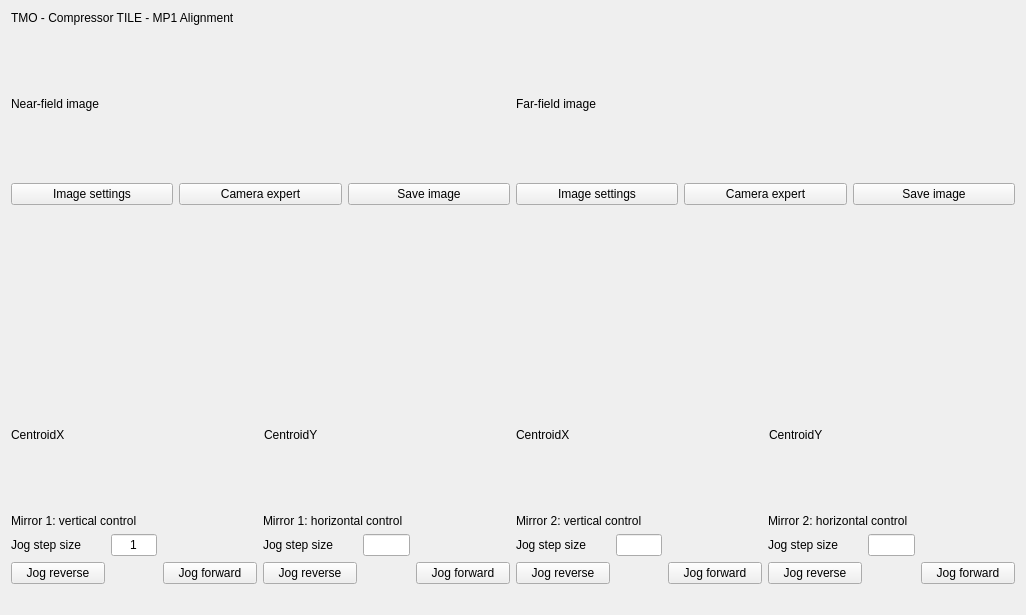
Qt form mods_ui/untitled.ui (ebramyoussef/mods-ui) before a commit.
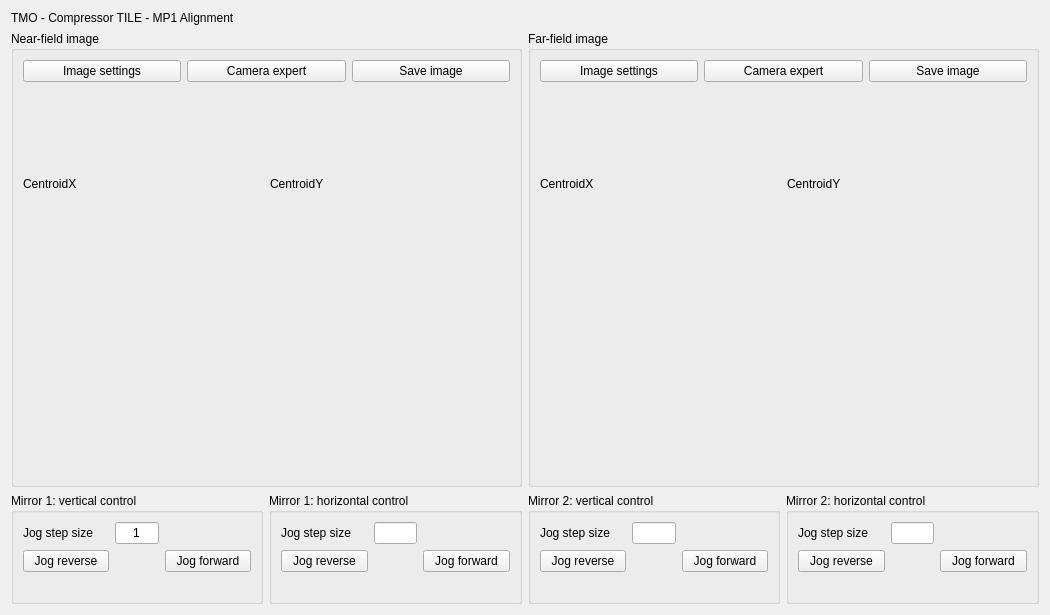
The same form after that commit. Custom widgets are drawn as their Qt base class.

```diff
--- a/mods_ui/untitled.ui
+++ b/mods_ui/untitled.ui
@@ -6,7 +6,7 @@
    <rect>
     <x>0</x>
     <y>0</y>
-    <width>1026</width>
+    <width>1050</width>
     <height>615</height>
    </rect>
   </property>
@@ -28,21 +28,13 @@
     <layout class="QGridLayout" name="gridLayout" rowstretch="1,0">
      <item row="1" column="0">
       <layout class="QGridLayout" name="gridLayout_4">
-       <item row="0" column="1">
-        <widget class="QLabel" name="label_13">
-         <property name="text">
-          <string>Mirror 1: horizontal control</string>
-         </property>
-        </widget>
-       </item>
        <item row="0" column="0">
-        <widget class="QLabel" name="label_12">
-         <property name="text">
+        <widget class="QGroupBox" name="M1VGroupBox">
+         <property name="title">
           <string>Mirror 1: vertical control</string>
          </property>
-        </widget>
-       </item>
-       <item row="1" column="0">
+         <layout class="QVBoxLayout" name="verticalLayout_4">
+          <item>
         <layout class="QGridLayout" name="gridLayout_6" rowstretch="1,0,0" columnstretch="2,1,2">
          <item row="1" column="0">
           <widget class="PyDMPushButton" name="M1VRevPushButton">
@@ -346,7 +338,16 @@
          </item>
         </layout>
        </item>
-       <item row="1" column="1">
+         </layout>
+        </widget>
+       </item>
+       <item row="0" column="1">
+        <widget class="QGroupBox" name="M1HGroupBox">
+         <property name="title">
+          <string>Mirror 1: horizontal control</string>
+         </property>
+         <layout class="QVBoxLayout" name="verticalLayout_5">
+          <item>
         <layout class="QGridLayout" name="gridLayout_7" rowstretch="1,1,0" columnstretch="2,1,2">
          <item row="1" column="0">
           <widget class="PyDMPushButton" name="M1HRevPushButton">
@@ -648,10 +649,19 @@
         </layout>
        </item>
       </layout>
+        </widget>
+       </item>
+      </layout>
      </item>
      <item row="1" column="1">
-      <layout class="QGridLayout" name="gridLayout_5" rowstretch="0,0" columnstretch="0,0">
-       <item row="1" column="0">
+      <layout class="QGridLayout" name="gridLayout_5" rowstretch="0" columnstretch="0,0">
+       <item row="0" column="0">
+        <widget class="QGroupBox" name="M2VGroupBox">
+         <property name="title">
+          <string>Mirror 2: vertical control</string>
+         </property>
+         <layout class="QVBoxLayout" name="verticalLayout_6">
+          <item>
         <layout class="QGridLayout" name="gridLayout_8" rowstretch="1,1,0" columnstretch="2,1,2">
          <item row="0" column="1">
           <widget class="PyDMLineEdit" name="M2VStepLinEdit">
@@ -952,21 +962,16 @@
          </item>
         </layout>
        </item>
+         </layout>
+        </widget>
+       </item>
        <item row="0" column="1">
-        <widget class="QLabel" name="label_15">
-         <property name="text">
+        <widget class="QGroupBox" name="M2HGroupBox">
+         <property name="title">
           <string>Mirror 2: horizontal control</string>
          </property>
-        </widget>
-       </item>
-       <item row="0" column="0">
-        <widget class="QLabel" name="label_14">
-         <property name="text">
-          <string>Mirror 2: vertical control</string>
-         </property>
-        </widget>
-       </item>
-       <item row="1" column="1">
+         <layout class="QVBoxLayout" name="verticalLayout_7">
+          <item>
         <layout class="QGridLayout" name="gridLayout_9" rowstretch="1,0,0" columnstretch="2,1,2">
          <item row="0" column="1">
           <widget class="PyDMLineEdit" name="M2HStepLineEdit">
@@ -1268,16 +1273,18 @@
         </layout>
        </item>
       </layout>
+        </widget>
+       </item>
+      </layout>
      </item>
      <item row="0" column="0">
-      <layout class="QVBoxLayout" name="verticalLayout_2" stretch="0,0,0,0">
+      <layout class="QVBoxLayout" name="verticalLayout_2" stretch="0">
        <item>
-        <widget class="QLabel" name="label_2">
-         <property name="text">
+        <widget class="QGroupBox" name="NFImageGroupBox">
+         <property name="title">
           <string>Near-field image</string>
          </property>
-        </widget>
-       </item>
+         <layout class="QVBoxLayout" name="verticalLayout_8">
        <item>
         <layout class="QHBoxLayout" name="horizontalLayout_7">
          <item>
@@ -1311,37 +1318,6 @@
          </item>
         </layout>
        </item>
-       <item>
-        <widget class="PyDMImageView" name="NFImageView">
-         <property name="toolTip">
-          <string/>
-         </property>
-         <property name="colorMapMax" stdset="0">
-          <double>255.000000000000000</double>
-         </property>
-         <property name="colorMap" stdset="0">
-          <enum>PyDMImageView::Jet</enum>
-         </property>
-         <property name="autoDownsample" stdset="0">
-          <bool>true</bool>
-         </property>
-         <property name="normalizeData" stdset="0">
-          <bool>false</bool>
-         </property>
-         <property name="readingOrder" stdset="0">
-          <enum>PyDMImageView::Clike</enum>
-         </property>
-         <property name="imageChannel" stdset="0">
-          <string/>
-         </property>
-         <property name="widthChannel" stdset="0">
-          <string/>
-         </property>
-         <property name="maxRedrawRate" stdset="0">
-          <number>30</number>
-         </property>
-        </widget>
-       </item>
        <item>
         <layout class="QHBoxLayout" name="horizontalLayout_4">
          <item>
@@ -1394,22 +1370,13 @@
            <property name="toolTip">
             <string/>
            </property>
-           <property name="precision" stdset="0">
-            <number>1</number>
-           </property>
-           <property name="showUnits" stdset="0">
-            <bool>false</bool>
-           </property>
-           <property name="precisionFromPV" stdset="0">
-            <bool>true</bool>
-           </property>
-           <property name="alarmSensitiveContent" stdset="0">
-            <bool>false</bool>
-           </property>
-           <property name="alarmSensitiveBorder" stdset="0">
-            <bool>true</bool>
-           </property>
-           <property name="PyDMToolTip" stdset="0">
+             </widget>
+            </item>
+           </layout>
+          </item>
+          <item>
+           <widget class="PyDMImageView" name="NFImageView">
+            <property name="toolTip">
             <string/>
            </property>
            <property name="channel" stdset="0">
@@ -1421,18 +1388,18 @@
           </widget>
          </item>
         </layout>
+        </widget>
        </item>
       </layout>
      </item>
      <item row="0" column="1">
-      <layout class="QVBoxLayout" name="verticalLayout_3" stretch="0,0,0,0">
+      <layout class="QVBoxLayout" name="verticalLayout_3" stretch="0">
        <item>
-        <widget class="QLabel" name="label_3">
-         <property name="text">
+        <widget class="QGroupBox" name="FFImageGroupBox">
+         <property name="title">
           <string>Far-field image</string>
          </property>
-        </widget>
-       </item>
+         <layout class="QVBoxLayout" name="verticalLayout_9">
        <item>
         <layout class="QHBoxLayout" name="horizontalLayout_8">
          <item>
@@ -1466,34 +1433,6 @@
          </item>
         </layout>
        </item>
-       <item>
-        <widget class="PyDMImageView" name="FFImageView">
-         <property name="toolTip">
-          <string/>
-         </property>
-         <property name="colorMapMax" stdset="0">
-          <double>255.000000000000000</double>
-         </property>
-         <property name="colorMap" stdset="0">
-          <enum>PyDMImageView::Jet</enum>
-         </property>
-         <property name="normalizeData" stdset="0">
-          <bool>false</bool>
-         </property>
-         <property name="readingOrder" stdset="0">
-          <enum>PyDMImageView::Clike</enum>
-         </property>
-         <property name="imageChannel" stdset="0">
-          <string/>
-         </property>
-         <property name="widthChannel" stdset="0">
-          <string/>
-         </property>
-         <property name="showAxes" stdset="0">
-          <bool>false</bool>
-         </property>
-        </widget>
-       </item>
        <item>
         <layout class="QHBoxLayout" name="horizontalLayout_5">
          <item>
@@ -1546,22 +1485,13 @@
            <property name="toolTip">
             <string/>
            </property>
-           <property name="precision" stdset="0">
-            <number>1</number>
-           </property>
-           <property name="showUnits" stdset="0">
-            <bool>false</bool>
-           </property>
-           <property name="precisionFromPV" stdset="0">
-            <bool>true</bool>
-           </property>
-           <property name="alarmSensitiveContent" stdset="0">
-            <bool>false</bool>
-           </property>
-           <property name="alarmSensitiveBorder" stdset="0">
-            <bool>true</bool>
-           </property>
-           <property name="PyDMToolTip" stdset="0">
+             </widget>
+            </item>
+           </layout>
+          </item>
+          <item>
+           <widget class="PyDMImageView" name="FFImageView">
+            <property name="toolTip">
             <string/>
            </property>
            <property name="channel" stdset="0">
@@ -1573,6 +1503,7 @@
           </widget>
          </item>
         </layout>
+        </widget>
        </item>
       </layout>
      </item>
```
Left out of the diff: 76 changed lines with no effect on the pictures. Lines whose indentation alone changed are shown as unchanged.
